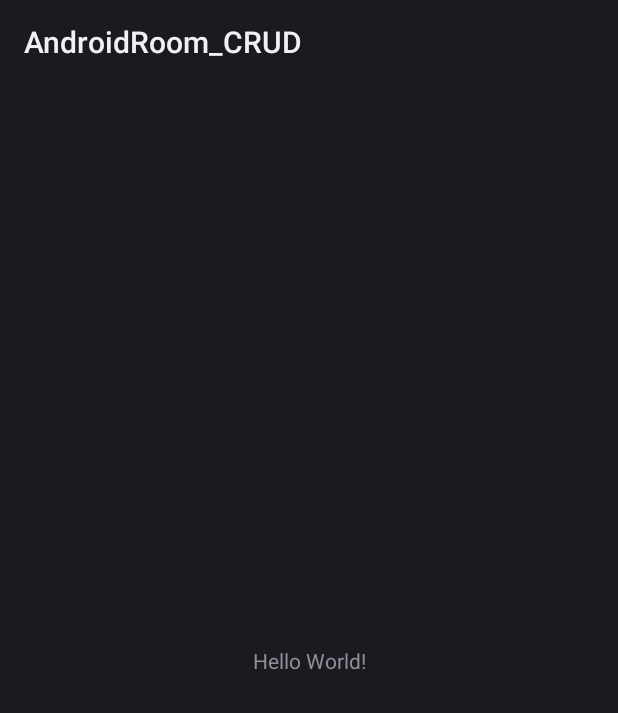
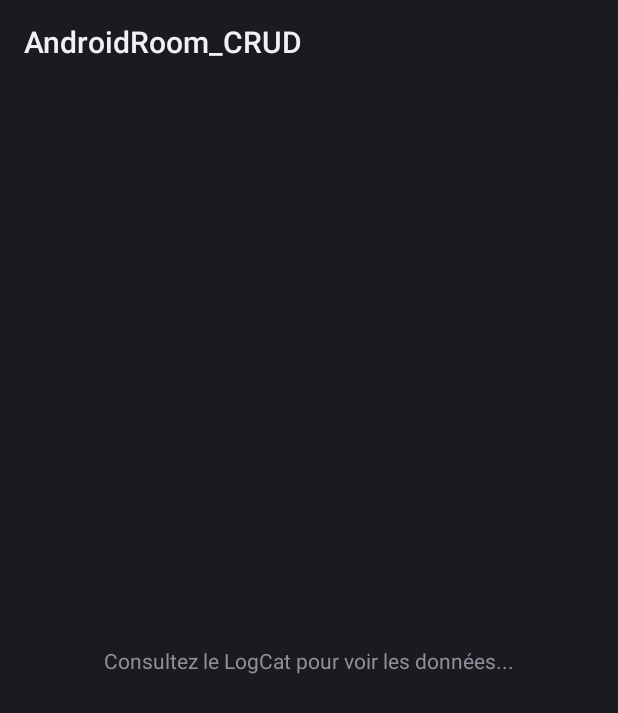
Before and after one commit to 420-5DM-HY/_Demos, an Android app: the screen it shows after launch (MainActivity), on a phone screen of 412 x 824 dp. Shown: the top 713 px of the screen. Run offline under Robolectric (Android 15) with nearby library versions, the phone set to English and light mode, and no system bars; our stand-ins replace Room's generated code; 6 statements that could not run were skipped.

Commit message:
Update activity_main.xml

```diff
--- a/Android-Room-CRUD-Sample/app/src/main/res/layout/activity_main.xml
+++ b/Android-Room-CRUD-Sample/app/src/main/res/layout/activity_main.xml
@@ -9,7 +9,7 @@
     <TextView
         android:layout_width="wrap_content"
         android:layout_height="wrap_content"
-        android:text="Hello World!"
+        android:text="Consultez le LogCat pour voir les données..."
         app:layout_constraintBottom_toBottomOf="parent"
         app:layout_constraintLeft_toLeftOf="parent"
         app:layout_constraintRight_toRightOf="parent"
```
